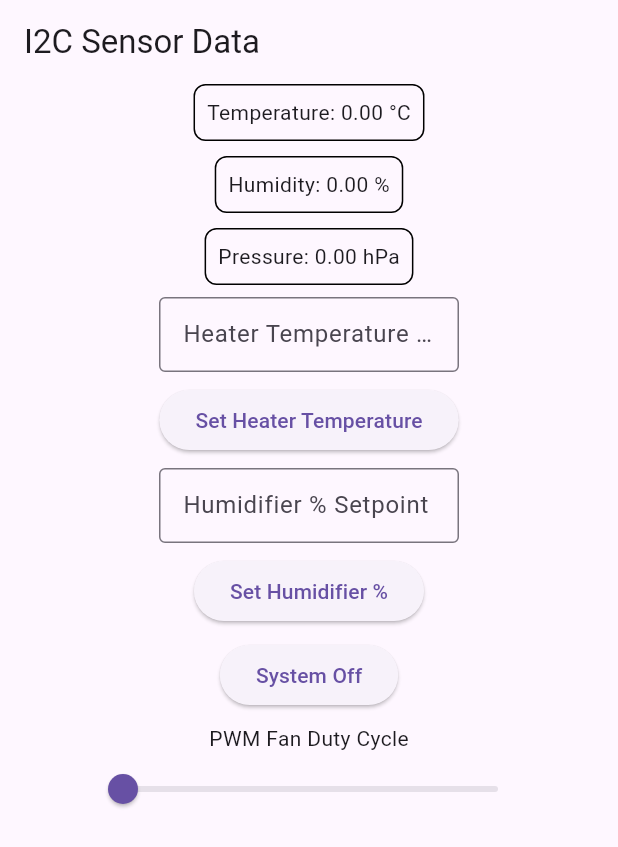
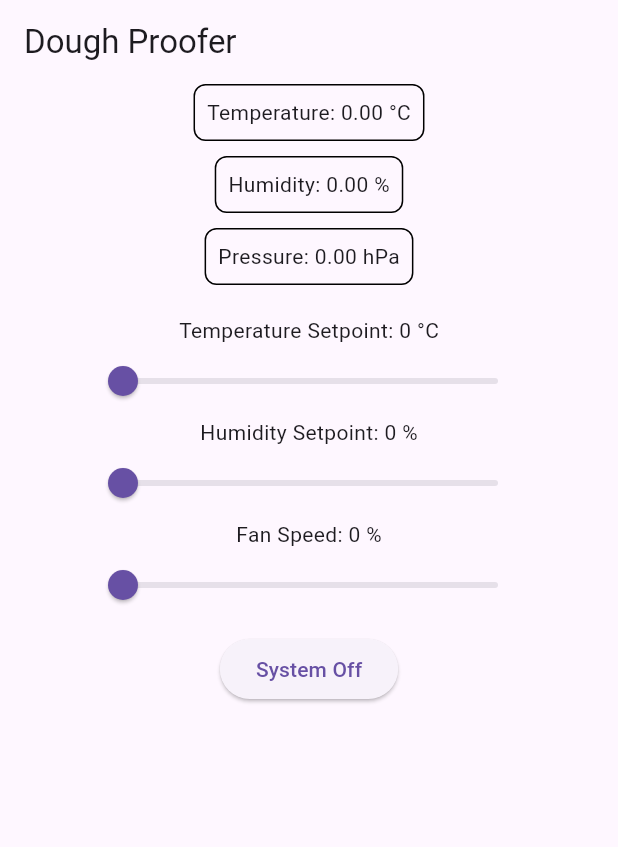
Before and after one commit to AllyTechEngineering/bme_i2c_bloc, a Flutter app: the screen it shows after launch, after a tap on "System On", on a phone screen of 412 x 824 dp. Shown: the top 847 px of the screen. Run offline on Flutter 3.47's test engine with Material 3 defaults, Android fonts, the phone set to English and light mode, and no system bars; our stand-ins replace bloc, equatable, flutter_bloc; missing offline and left inert: dart_periphery.

```diff
--- a/lib/src/i2c_bme280_cubit/i2c_cubit.dart
+++ b/lib/src/i2c_bme280_cubit/i2c_cubit.dart
@@ -1,6 +1,7 @@
 import 'package:bme_i2c/src/services/heater_service.dart';
 import 'package:bme_i2c/src/services/humidifier_service.dart';
 import 'package:bme_i2c/src/services/i2c_service.dart';
+import 'package:bme_i2c/src/services/level_sense_service.dart';
 import 'package:bme_i2c/src/services/pwm_fan_service.dart';
 import 'package:flutter/foundation.dart';
 import 'package:flutter_bloc/flutter_bloc.dart';
@@ -11,6 +12,7 @@ class I2CCubit extends Cubit<I2CState> {
   final HeaterService heaterService = HeaterService();
   final HumidifierService humidifierService = HumidifierService();
   final PwmFanService pwmFanService = PwmFanService();
+  final LevelSenseService levelSenseService = LevelSenseService();
 
   I2CCubit()
       : super(const I2CState(temperature: 0.0, humidity: 0.0, pressure: 0.0)) {
@@ -23,6 +25,7 @@ class I2CCubit extends Cubit<I2CState> {
     heaterService.initializeHeaterService();
     humidifierService.initializeHumidifierService();
     pwmFanService.initializePwmFanService();
+    levelSenseService.initializeLevelSenseService();
   }
 
   void startPolling() {
--- a/lib/src/screens/i2c_screen.dart
+++ b/lib/src/screens/i2c_screen.dart
@@ -19,15 +19,15 @@ class I2CScreen extends StatelessWidget {
 
   @override
   Widget build(BuildContext context) {
-    // ignore: no_leading_underscores_for_local_identifiers
-    final TextEditingController _setpointTempcontroller =
-        TextEditingController();
-    // ignore: no_leading_underscores_for_local_identifiers
-    final TextEditingController _setpointHumiditycontroller =
-        TextEditingController();
+    // // ignore: no_leading_underscores_for_local_identifiers
+    // final TextEditingController _setpointTempcontroller =
+    //     TextEditingController();
+    // // ignore: no_leading_underscores_for_local_identifiers
+    // final TextEditingController _setpointHumiditycontroller =
+    //     TextEditingController();
 
     return Scaffold(
-      appBar: AppBar(title: const Text('I2C Sensor Data')),
+      appBar: AppBar(title: const Text('Dough Proofer')),
       body: Column(
         children: [
           BlocBuilder<I2CCubit, I2CState>(
@@ -39,74 +39,74 @@ class I2CScreen extends StatelessWidget {
               );
             },
           ),
-          TemperatureSetpoint(setpointTempcontroller: _setpointTempcontroller),
-          heaterSetpointElevatedButton(_setpointTempcontroller, context),
-          heaterSetpointBlocBuilder(),
-          HumiditySetpoint(
-              setpointHumiditycontroller: _setpointHumiditycontroller),
-          humiditySetpointElevatedButton(_setpointHumiditycontroller, context),
-          humiditySetpointBlocBuilder(),
+          temperatureSetpointSlider(context),
+          humiditySetpointSlider(context),
+          pwmFanSlider(context),
           systemOnOffButton(),
-          pwmFanSlider(context),
         ],
       ),
     );
   }
 
-  HeaterSetpointButton heaterSetpointElevatedButton(
-      // ignore: no_leading_underscores_for_local_identifiers
-      TextEditingController _setpointTempcontroller,
-      BuildContext context) {
-    return HeaterSetpointButton(
-      onPressed: () {
-        final double? setpoint = double.tryParse(_setpointTempcontroller.text);
-        if (setpoint != null) {
-          debugPrint('i2c_screen Heater setpoint: $setpoint');
-          context.read<HeaterSetpointCubit>().setHeaterTemperature(setpoint);
-        } else {
-          debugPrint('Invalid input');
+  Widget temperatureSetpointSlider(BuildContext context) {
+    return BlocBuilder<HeaterSetpointCubit, HeaterSetpointState>(
+      builder: (context, state) {
+        double currentValue = 0;
+        if (state is HeaterSetpointUpdated) {
+          currentValue = state.setpoint;
         }
+        return Column(
+          children: [
+            const SizedBox(
+              height: 20,
+            ),
+            Text('Temperature Setpoint: ${currentValue.toStringAsFixed(0)} °C'),
+            SizedBox(
+              width: 300,
+              child: Slider(
+                value: currentValue,
+                min: 0,
+                max: 100,
+                divisions: 100,
+                label: currentValue.round().toString(),
+                onChanged: (double value) {
+                  context
+                      .read<HeaterSetpointCubit>()
+                      .setHeaterTemperature(value);
+                },
+              ),
+            ),
+          ],
+        );
       },
     );
   }
 
-  BlocBuilder<HeaterSetpointCubit, HeaterSetpointState>
-      heaterSetpointBlocBuilder() {
-    return BlocBuilder<HeaterSetpointCubit, HeaterSetpointState>(
-      builder: (context, state) {
-        if (state is HeaterSetpointUpdated) {
-          return Text('Setpoint: ${state.setpoint}');
-        }
-        return Container();
-      },
-    );
-  }
-
-  HumiditySetpointButton humiditySetpointElevatedButton(
-      // ignore: no_leading_underscores_for_local_identifiers
-      TextEditingController _setpointHumiditycontroller,
-      BuildContext context) {
-    return HumiditySetpointButton(
-      onPressed: () {
-        final double? setpoint =
-            double.tryParse(_setpointHumiditycontroller.text);
-        if (setpoint != null) {
-          context.read<HumiditySetpointCubit>().setHumidity(setpoint);
-        } else {
-          debugPrint('Invalid input');
-        }
-      },
-    );
-  }
-
-  BlocBuilder<HumiditySetpointCubit, HumiditySetpointState>
-      humiditySetpointBlocBuilder() {
+  Widget humiditySetpointSlider(BuildContext context) {
     return BlocBuilder<HumiditySetpointCubit, HumiditySetpointState>(
       builder: (context, state) {
+        double currentValue = 0;
         if (state is HumiditySetpointUpdated) {
-          return Text('Humidity Setpoint: ${state.setpointHumidity}');
+          currentValue = state.setpointHumidity;
         }
-        return Container();
+        return Column(
+          children: [
+            Text('Humidity Setpoint: ${currentValue.toStringAsFixed(0)} %'),
+            SizedBox(
+              width: 300,
+              child: Slider(
+                value: currentValue,
+                min: 0,
+                max: 100,
+                divisions: 100,
+                label: currentValue.round().toString(),
+                onChanged: (double value) {
+                  context.read<HumiditySetpointCubit>().setHumidity(value);
+                },
+              ),
+            ),
+          ],
+        );
       },
     );
   }
@@ -124,7 +124,7 @@ class I2CScreen extends StatelessWidget {
         }
         return Column(
           children: [
-            const Text('PWM Fan Duty Cycle'),
+            Text('Fan Speed: ${currentValue.toStringAsFixed(0)} %'),
             SizedBox(
               width: 300,
               child: Slider(
@@ -200,3 +200,60 @@ class HumiditySetpoint extends StatelessWidget {
     );
   }
 }
+ // HeaterSetpointButton heaterSetpointElevatedButton(
+  //     // ignore: no_leading_underscores_for_local_identifiers
+  //     TextEditingController _setpointTempcontroller,
+  //     BuildContext context) {
+  //   return HeaterSetpointButton(
+  //     onPressed: () {
+  //       final double? setpoint = double.tryParse(_setpointTempcontroller.text);
+  //       if (setpoint != null) {
+  //         debugPrint('i2c_screen Heater setpoint: $setpoint');
+  //         context.read<HeaterSetpointCubit>().setHeaterTemperature(setpoint);
+  //       } else {
+  //         debugPrint('Invalid input');
+  //       }
+  //     },
+  //   );
+  // }
+
+  // BlocBuilder<HeaterSetpointCubit, HeaterSetpointState>
+  //     heaterSetpointBlocBuilder() {
+  //   return BlocBuilder<HeaterSetpointCubit, HeaterSetpointState>(
+  //     builder: (context, state) {
+  //       if (state is HeaterSetpointUpdated) {
+  //         return Text('Setpoint: ${state.setpoint}');
+  //       }
+  //       return Container();
+  //     },
+  //   );
+  // }
+
+  // HumiditySetpointButton humiditySetpointElevatedButton(
+  //     // ignore: no_leading_underscores_for_local_identifiers
+  //     TextEditingController _setpointHumiditycontroller,
+  //     BuildContext context) {
+  //   return HumiditySetpointButton(
+  //     onPressed: () {
+  //       final double? setpoint =
+  //           double.tryParse(_setpointHumiditycontroller.text);
+  //       if (setpoint != null) {
+  //         context.read<HumiditySetpointCubit>().setHumidity(setpoint);
+  //       } else {
+  //         debugPrint('Invalid input');
+  //       }
+  //     },
+  //   );
+  // }
+
+  // BlocBuilder<HumiditySetpointCubit, HumiditySetpointState>
+  //     humiditySetpointBlocBuilder() {
+  //   return BlocBuilder<HumiditySetpointCubit, HumiditySetpointState>(
+  //     builder: (context, state) {
+  //       if (state is HumiditySetpointUpdated) {
+  //         return Text('Humidity Setpoint: ${state.setpointHumidity}');
+  //       }
+  //       return Container();
+  //     },
+  //   );
+  // }
--- /dev/null
+++ b/lib/src/services/level_sense_service.dart
@@ -0,0 +1,20 @@
+import 'package:dart_periphery/dart_periphery.dart';
+
+class LevelSenseService {
+  static int levelSensePin = 17;
+   static Duration pollingDuration = const Duration(milliseconds: 500);
+  static Duration debounceDuration = const Duration(milliseconds: 500);
+  static GPIO? gpio;
+  static bool isLevelDetected = false;
+  static bool isPolling = false;
+  static bool isDebouncing = false;
+
+  void initializeLevelSenseService() {
+    gpio = GPIO(levelSensePin, GPIOdirection.gpioDirIn);
+    // isLevelDetected = gpio!.getValue() == 1;
+    // isPolling = false;
+    // isDebouncing = false;
+  }
+  void updateLevelSense() {
+  }
+} //LevelSenseService
--- a/lib/src/services/pwm_fan_service.dart
+++ b/lib/src/services/pwm_fan_service.dart
@@ -57,9 +57,11 @@ class PwmFanService {
     debugPrint('In PwmFanService systemOnOffState: $systemOnOffState');
     if (!systemOnOffState) {
       pwm.disable();
+      debugPrint('In PwmFanService enable: ${pwm.getEnabled()}');
     }
     if (systemOnOffState) {
       pwm.enable();
+      debugPrint('In PwmFanService enable: ${pwm.getEnabled()}');
     }
   }
 } // End of class PwmFanService
```
Also changed, not shown: lib/src/bloc/level_sense_cubit/level_sense_cubit.dart (added), lib/src/bloc/level_sense_cubit/level_sense_state.dart (added).
